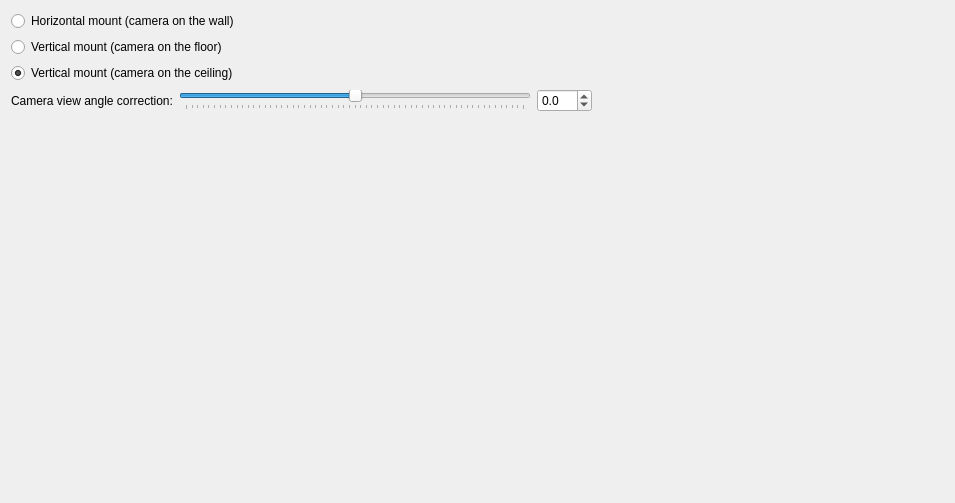
Old version of the form client/src/ui/widgets/properties/fisheye_settings_widget.ui in the repository networkoptix/nx_open.
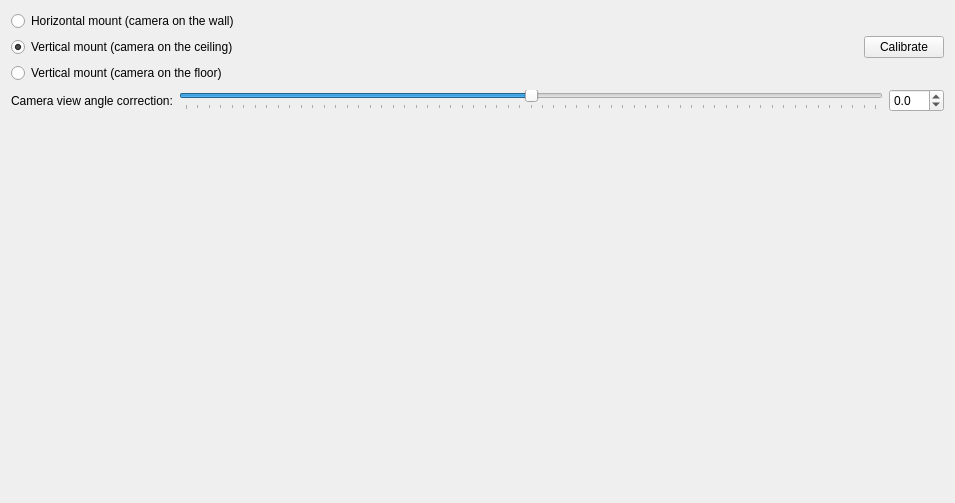
New version of the form.

Patch:
```diff
--- a/client/src/ui/widgets/properties/fisheye_settings_widget.ui
+++ b/client/src/ui/widgets/properties/fisheye_settings_widget.ui
@@ -15,6 +15,10 @@
   </property>
   <layout class="QVBoxLayout" name="verticalLayout">
    <item>
+    <layout class="QHBoxLayout" name="horizontalLayout_6" stretch="1,0">
+     <item>
+      <layout class="QVBoxLayout" name="verticalLayout_3">
+       <item>
     <widget class="QRadioButton" name="horizontalRadioButton">
      <property name="text">
       <string>Horizontal mount (camera on the wall)</string>
@@ -24,13 +28,6 @@
      </property>
     </widget>
    </item>
-   <item>
-    <widget class="QRadioButton" name="viewUpButton">
-     <property name="text">
-      <string>Vertical mount (camera on the floor)</string>
-     </property>
-    </widget>
-   </item>
    <item>
     <widget class="QRadioButton" name="viewDownButton">
      <property name="text">
@@ -42,6 +39,24 @@
     </widget>
    </item>
    <item>
+        <widget class="QRadioButton" name="viewUpButton">
+         <property name="text">
+          <string>Vertical mount (camera on the floor)</string>
+         </property>
+        </widget>
+       </item>
+      </layout>
+     </item>
+     <item>
+      <widget class="QPushButton" name="calibrateButton">
+       <property name="text">
+        <string>Calibrate</string>
+       </property>
+      </widget>
+     </item>
+    </layout>
+   </item>
+   <item>
     <layout class="QHBoxLayout" name="horizontalLayout">
      <item>
       <widget class="QLabel" name="label">
@@ -82,19 +97,6 @@
        </property>
       </widget>
      </item>
-     <item>
-      <spacer name="horizontalSpacer">
-       <property name="orientation">
-        <enum>Qt::Horizontal</enum>
-       </property>
-       <property name="sizeHint" stdset="0">
-        <size>
-         <width>40</width>
-         <height>20</height>
-        </size>
-       </property>
-      </spacer>
-     </item>
     </layout>
    </item>
    <item>
```
Left out of the diff: 2 changed lines with no effect on the pictures. Lines whose indentation alone changed are shown as unchanged.
